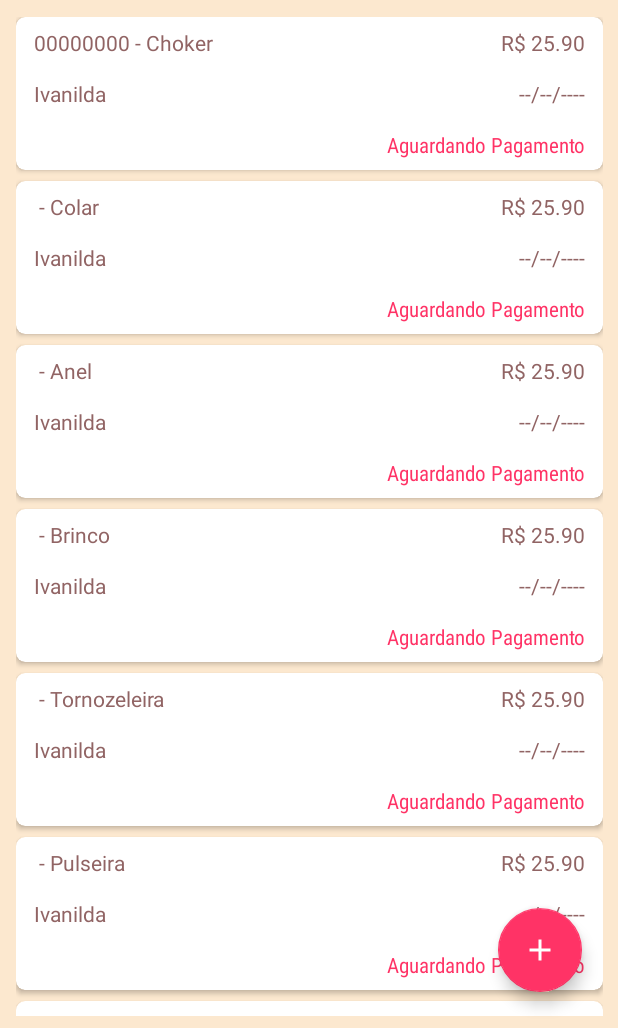
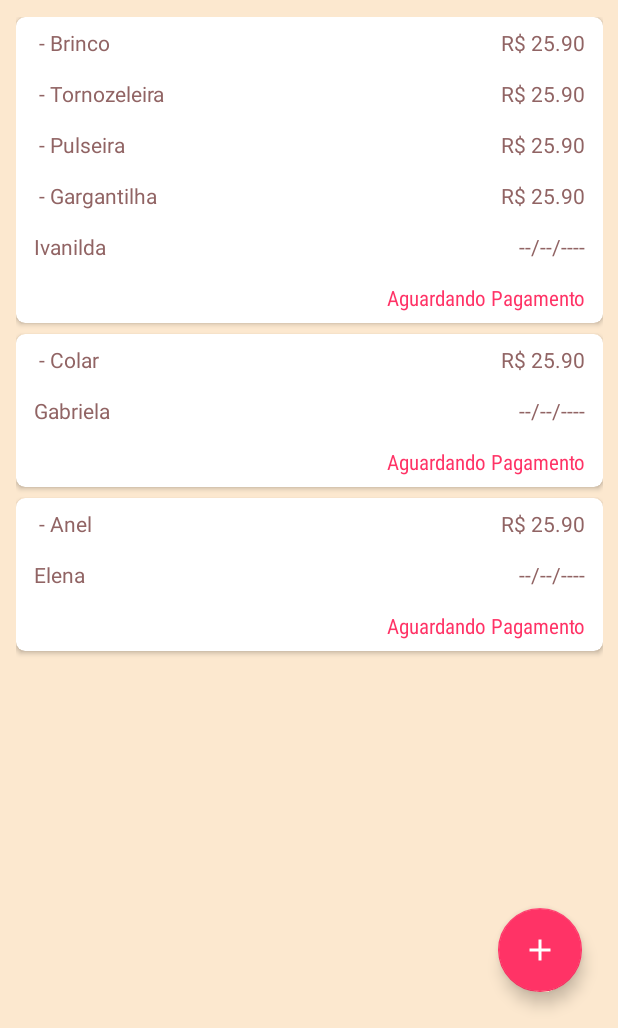
Before and after one commit to icavallari/controlevenda-kt, an Android app: the screen it shows after launch (MainActivity), on a phone screen of 412 x 824 dp, the part 208-1236 px from its top. Run offline under Robolectric (Android 15) with nearby library versions, the phone set to English and light mode, and no system bars; our stand-ins replace Firebase (no records; nobody signed in at launch, a user with empty details on screens opened directly); 1 statement that could not run was skipped.

Commit message:
criar tela de cadastro venda

```diff
--- a/app/src/main/AndroidManifest.xml
+++ b/app/src/main/AndroidManifest.xml
@@ -16,6 +16,9 @@
                 <category android:name="android.intent.category.LAUNCHER" />
             </intent-filter>
         </activity>
+
+        <activity android:name=".CadastroVendaActivity" />
+
     </application>
 
 </manifest>
--- a/app/src/main/java/com/controle/venda/MainActivity.kt
+++ b/app/src/main/java/com/controle/venda/MainActivity.kt
@@ -1,44 +1,30 @@
 package com.controle.venda
 
+import android.content.Intent
 import androidx.appcompat.app.AppCompatActivity
 import android.os.Bundle
-import android.view.LayoutInflater
-import android.view.ViewGroup
 import android.widget.Toast
-import androidx.appcompat.widget.AppCompatTextView
 import androidx.recyclerview.widget.LinearLayoutManager
-import androidx.recyclerview.widget.RecyclerView
 import com.google.firebase.auth.ktx.auth
-import com.google.firebase.database.IgnoreExtraProperties
 import com.google.firebase.database.ktx.database
 import com.google.firebase.ktx.Firebase
 import kotlinx.android.synthetic.main.activity_main.*
-import java.text.DecimalFormat
-import java.text.SimpleDateFormat
-import java.util.*
 
 class MainActivity : AppCompatActivity() {
 
-    var listaProdutos = arrayListOf(
+    var vendas = arrayListOf(
 
-        Produto(null, "Choker")
-        , Produto("Q15641", "Colar")
-        , Produto("Q15641", "Anel")
-        , Produto("Q15641", "Brinco")
-        , Produto("Q15641", "Tornozeleira")
-        , Produto("Q15641", "Pulseira")
-        , Produto("Q15641", "Gargantilha")
-        , Produto("Q15641", "Anel")
-        , Produto("Q15641", "Choker")
+        Venda(
+            "Ivanilda", arrayOf(
+                Produto("AF5641", "Brinco")
+                , Produto("2AGH641", "Tornozeleira")
+                , Produto("2AUAS41", "Pulseira")
+                , Produto("2KASS41", "Gargantilha")
+            )
+        )
 
-        , Produto("Q15641", "Colar")
-        , Produto("Q15641", "Anel")
-        , Produto("Q15641", "Brinco")
-        , Produto("Q15641", "Tornozeleira")
-        , Produto("Q15641", "Pulseira")
-        , Produto("Q15641", "Gargantilha")
-        , Produto("Q15641", "Anel")
-        , Produto("Q15641", "Choker")
+        , Venda("Gabriela", arrayOf(Produto("Q15641", "Colar")))
+        , Venda("Elena", arrayOf(Produto("Q15641", "Anel")))
 
     )
 
@@ -48,10 +34,13 @@ class MainActivity : AppCompatActivity() {
 
         var auth = Firebase.auth
 
-        auth.signInWithEmailAndPassword("drigocavallari@gmail.com", "15$4684A0nAB")
+        auth.signInWithEmailAndPassword(
+            getString(R.string.emaiLogin),
+            getString(R.string.senhaLogin)
+        )
             .addOnCompleteListener(this) {
                 Toast.makeText(this, "success", Toast.LENGTH_SHORT).show()
-                connectDb()
+                //connectDb()
 
                 initRecycler()
             }
@@ -59,13 +48,20 @@ class MainActivity : AppCompatActivity() {
                 Toast.makeText(this, it.message, Toast.LENGTH_SHORT).show()
             }
 
+        btn_add_venda_act.setOnClickListener {
+
+            val intent = Intent(this, CadastroVendaActivity::class.java)
+            startActivity(intent)
+
+        }
+
     }
 
     fun initRecycler() {
 
         recycler_view_act_main.apply {
             layoutManager = LinearLayoutManager(context)
-            adapter = ListAdapter(listaProdutos)
+            adapter = VendaAdapter(vendas)
         }
 
     }
@@ -75,90 +71,10 @@ class MainActivity : AppCompatActivity() {
         val database = Firebase.database
         database.setPersistenceEnabled(true)
 
-        val produtos = database.getReference("_produtos_")
-        produtos.setValue(listaProdutos)
+        val vendasRef = database.getReference("_vendas_")
+        vendasRef.setValue(vendas)
 
         //produtos.push()
     }
 
-    class ListAdapter(private val list: List<Produto>) :
-        RecyclerView.Adapter<ListAdapter.ProdutoViewHolder>() {
-
-        class ProdutoViewHolder(inflater: LayoutInflater, parent: ViewGroup) :
-            RecyclerView.ViewHolder(inflater.inflate(R.layout.produto_list_item, parent, false)) {
-
-            private var txtTipo: AppCompatTextView? = null
-            private var txtValorRevenda: AppCompatTextView? = null
-
-            private var txtComprador: AppCompatTextView? = null
-            private var txtDataPagmento: AppCompatTextView? = null
-
-            private var txtStatus: AppCompatTextView? = null
-
-            init {
-                txtTipo = itemView.findViewById(R.id.item_produto_tipo)
-                txtValorRevenda = itemView.findViewById(R.id.item_produto_valorrevenda)
-
-                txtComprador = itemView.findViewById(R.id.item_produto_comprador)
-                txtDataPagmento = itemView.findViewById(R.id.item_produto_datapagamento)
-
-                txtStatus = itemView.findViewById(R.id.item_produto_status)
-            }
-
-            fun bind(produto: Produto) {
-                txtTipo?.text = formatarString(produto.codigo) + " - " + produto.tipo
-                txtValorRevenda?.text = formatarMoeda(produto.valorRevenda)
-
-                txtStatus?.text = produto.status
-                txtComprador?.text = produto.comprador
-                txtDataPagmento?.text = formatarData(produto.dataPagamento)
-            }
-
-        }
-
-        override fun onCreateViewHolder(parent: ViewGroup, viewType: Int): ProdutoViewHolder {
-            val inflater = LayoutInflater.from(parent.context)
-            return ProdutoViewHolder(inflater, parent)
-        }
-
-        override fun onBindViewHolder(holder: ProdutoViewHolder, position: Int) {
-            val produto: Produto = list[position]
-            holder.bind(produto)
-        }
-
-        override fun getItemCount(): Int = list.size
-
-    }
-
-    @IgnoreExtraProperties
-    data class Produto(var codigo: String?, var tipo: String) {
-
-        var valorCompra: Double = 0.0
-        var valorRevenda: Double = 25.90
-
-        var comprador: String? = "Ivanilda"
-        var dataVenda: Date = Date()
-        var dataPagamento: Date? = null
-
-        var status: String = "Aguardando Pagamento"
-
-    }
-
-    companion object {
-        fun formatarMoeda(valor: Double): String {
-            return "R$ " + DecimalFormat("#,###.00").format(valor)
-        }
-
-        fun formatarData(valor: Date?): String {
-            if (valor == null) return "--/--/----"
-            return SimpleDateFormat("dd/MM/yyyy").format(valor)
-        }
-
-        fun formatarString(valor: String?): String {
-            if (valor == null) return "00000000"
-            return valor?.padStart(8, '0')
-        }
-
-    }
-
 }
--- /dev/null
+++ b/app/src/main/java/com/controle/venda/Venda.kt
@@ -0,0 +1,13 @@
+package com.controle.venda
+
+import com.google.firebase.database.IgnoreExtraProperties
+import java.util.*
+
+@IgnoreExtraProperties
+data class Venda(var comprador: String?, var produtos: Array<Produto>) {
+
+    var dataVenda: Date = Date()
+    var previsaoPagamento: Date? = null
+    var status: String = "Aguardando Pagamento"
+
+}
--- /dev/null
+++ b/app/src/main/java/com/controle/venda/VendaAdapter.kt
@@ -0,0 +1,21 @@
+package com.controle.venda
+
+import android.view.LayoutInflater
+import android.view.ViewGroup
+import androidx.recyclerview.widget.RecyclerView
+
+class VendaAdapter(val vendas: List<Venda>) : RecyclerView.Adapter<VendaViewHolder>() {
+
+    override fun onCreateViewHolder(parent: ViewGroup, viewType: Int): VendaViewHolder {
+        val inflater = LayoutInflater.from(parent.context)
+        return VendaViewHolder(inflater, parent)
+    }
+
+    override fun onBindViewHolder(holder: VendaViewHolder, position: Int) {
+        val venda: Venda = vendas[position]
+        holder.bind(venda)
+    }
+
+    override fun getItemCount(): Int = vendas.size
+
+}
--- /dev/null
+++ b/app/src/main/java/com/controle/venda/VendaViewHolder.kt
@@ -0,0 +1,67 @@
+package com.controle.venda
+
+import android.view.LayoutInflater
+import android.view.View
+import android.view.ViewGroup
+import android.widget.LinearLayout
+import androidx.appcompat.widget.AppCompatTextView
+import androidx.recyclerview.widget.RecyclerView
+import java.text.DecimalFormat
+import java.text.SimpleDateFormat
+import java.util.*
+
+class VendaViewHolder(var inflater: LayoutInflater, var parent: ViewGroup) :
+    RecyclerView.ViewHolder(inflater.inflate(R.layout.venda_list_item, parent, false)) {
+
+    private var txtPrevisaoPagamento: AppCompatTextView? = null
+    private var txtComprador: AppCompatTextView? = null
+    private var txtStatus: AppCompatTextView? = null
+
+    init {
+
+        txtPrevisaoPagamento = itemView.findViewById(R.id.item_venda_previsaopagamento)
+        txtComprador = itemView.findViewById(R.id.item_venda_comprador)
+        txtStatus = itemView.findViewById(R.id.item_venda_status)
+
+    }
+
+    fun bind(venda: Venda) {
+
+        var produtos: Array<Produto> = venda.produtos
+
+        var container = itemView.findViewById<LinearLayout>(R.id.item_venda_container_produtos)
+        for (produto in produtos) {
+
+            var valorRevenda: String = formatarMoeda(produto.valorRevenda)
+            var codigo: String = formatarString(produto.codigo) + " - " + produto.tipo
+
+            var vProduto: View = inflater.inflate(R.layout.produto_list_item, parent, false)
+            vProduto.findViewById<AppCompatTextView>(R.id.item_produto_valorrevenda).text =
+                valorRevenda
+            vProduto.findViewById<AppCompatTextView>(R.id.item_produto_tipo).text = codigo
+            container.addView(vProduto)
+
+        }
+
+        txtPrevisaoPagamento?.text = formatarData(venda.previsaoPagamento)
+        txtComprador?.text = venda.comprador
+        txtStatus?.text = venda.status
+
+    }
+
+    private fun formatarMoeda(valor: Double): String {
+        return "R$ " + DecimalFormat("#,###.00").format(valor)
+    }
+
+    private fun formatarData(valor: Date?): String {
+        if (valor == null) return "--/--/----"
+        return SimpleDateFormat("dd/MM/yyyy").format(valor)
+    }
+
+    private fun formatarString(valor: String?): String {
+        if (valor == null) return "00000000"
+        return valor?.padStart(8, '0')
+    }
+
+
+}
--- a/app/src/main/res/layout/produto_list_item.xml
+++ b/app/src/main/res/layout/produto_list_item.xml
@@ -1,26 +1,12 @@
 <?xml version="1.0" encoding="utf-8"?>
-<androidx.cardview.widget.CardView xmlns:android="http://schemas.android.com/apk/res/android"
-    xmlns:app="http://schemas.android.com/apk/res-auto"
-    android:layout_width="match_parent"
-    android:layout_height="wrap_content"
-    android:layout_marginBottom="7dp"
-    app:cardBackgroundColor="#FFF"
-    app:cardCornerRadius="6dp"
-    app:cardElevation="2dp">
-
-    <LinearLayout
-        android:layout_width="match_parent"
-        android:layout_height="wrap_content"
-        android:orientation="vertical">
-
-        <LinearLayout
+<LinearLayout xmlns:android="http://schemas.android.com/apk/res/android"
     android:layout_width="match_parent"
     android:layout_height="wrap_content"
     android:orientation="horizontal"
     android:paddingLeft="12dp"
+    android:paddingTop="7dp"
     android:paddingRight="12dp"
     android:paddingBottom="7dp"
-            android:paddingTop="7dp"
     android:weightSum="10">
 
     <androidx.appcompat.widget.AppCompatTextView
@@ -37,54 +23,5 @@
         android:layout_weight="5"
         android:gravity="right"
         android:textColor="@color/txtColor" />
-        </LinearLayout>
-
-        <LinearLayout
-            android:layout_width="match_parent"
-            android:layout_height="wrap_content"
-            android:orientation="horizontal"
-            android:paddingLeft="12dp"
-            android:paddingRight="12dp"
-            android:paddingBottom="7dp"
-            android:paddingTop="7dp"
-            android:weightSum="10">
-
-            <androidx.appcompat.widget.AppCompatTextView
-                android:id="@+id/item_produto_comprador"
-                android:layout_width="match_parent"
-                android:layout_height="wrap_content"
-                android:layout_weight="5"
-                android:textColor="@color/txtColor" />
-
-            <androidx.appcompat.widget.AppCompatTextView
-                android:id="@+id/item_produto_datapagamento"
-                android:layout_width="match_parent"
-                android:layout_height="wrap_content"
-                android:layout_weight="5"
-                android:gravity="right"
-                android:textColor="@color/txtColor" />
-        </LinearLayout>
-
-        <LinearLayout
-            android:layout_width="match_parent"
-            android:layout_height="wrap_content"
-            android:orientation="horizontal"
-            android:paddingLeft="12dp"
-            android:paddingRight="12dp"
-            android:paddingBottom="7dp"
-            android:paddingTop="7dp"
-            android:weightSum="10">
-
-            <androidx.appcompat.widget.AppCompatTextView
-                android:id="@+id/item_produto_status"
-                android:layout_width="match_parent"
-                android:layout_height="wrap_content"
-                android:layout_weight="5"
-                android:gravity="right"
-                android:fontFamily="sans-serif-condensed"
-                android:textColor="@color/colorAccent" />
-        </LinearLayout>
 
 </LinearLayout>
-
-</androidx.cardview.widget.CardView>
--- /dev/null
+++ b/app/src/main/res/layout/venda_list_item.xml
@@ -0,0 +1,70 @@
+<?xml version="1.0" encoding="utf-8"?>
+<androidx.cardview.widget.CardView xmlns:android="http://schemas.android.com/apk/res/android"
+    xmlns:app="http://schemas.android.com/apk/res-auto"
+    android:layout_width="match_parent"
+    android:layout_height="wrap_content"
+    android:layout_marginBottom="7dp"
+    app:cardBackgroundColor="#FFF"
+    app:cardCornerRadius="6dp"
+    app:cardElevation="2dp">
+
+    <LinearLayout
+        android:layout_width="match_parent"
+        android:layout_height="wrap_content"
+        android:orientation="vertical">
+
+        <LinearLayout
+            android:id="@+id/item_venda_container_produtos"
+            android:layout_width="match_parent"
+            android:layout_height="wrap_content"
+            android:orientation="vertical" />
+
+        <LinearLayout
+            android:layout_width="match_parent"
+            android:layout_height="wrap_content"
+            android:orientation="horizontal"
+            android:paddingLeft="12dp"
+            android:paddingTop="7dp"
+            android:paddingRight="12dp"
+            android:paddingBottom="7dp"
+            android:weightSum="10">
+
+            <androidx.appcompat.widget.AppCompatTextView
+                android:id="@+id/item_venda_comprador"
+                android:layout_width="match_parent"
+                android:layout_height="wrap_content"
+                android:layout_weight="5"
+                android:textColor="@color/txtColor" />
+
+            <androidx.appcompat.widget.AppCompatTextView
+                android:id="@+id/item_venda_previsaopagamento"
+                android:layout_width="match_parent"
+                android:layout_height="wrap_content"
+                android:layout_weight="5"
+                android:gravity="right"
+                android:textColor="@color/txtColor" />
+        </LinearLayout>
+
+        <LinearLayout
+            android:layout_width="match_parent"
+            android:layout_height="wrap_content"
+            android:orientation="horizontal"
+            android:paddingLeft="12dp"
+            android:paddingTop="7dp"
+            android:paddingRight="12dp"
+            android:paddingBottom="7dp"
+            android:weightSum="10">
+
+            <androidx.appcompat.widget.AppCompatTextView
+                android:id="@+id/item_venda_status"
+                android:layout_width="match_parent"
+                android:layout_height="wrap_content"
+                android:layout_weight="5"
+                android:fontFamily="sans-serif-condensed"
+                android:gravity="right"
+                android:textColor="@color/colorAccent" />
+        </LinearLayout>
+
+    </LinearLayout>
+
+</androidx.cardview.widget.CardView>
--- a/app/src/main/res/values/strings.xml
+++ b/app/src/main/res/values/strings.xml
@@ -11,4 +11,7 @@
         <item>Tornozeleira</item>
     </array>
 
+    <string name="emaiLogin">drigocavallari@gmail.com</string>
+    <string name="senhaLogin">15$4684A0nAB</string>
+
 </resources>
```
Also changed, not shown: app/src/main/java/com/controle/venda/CadastroVendaActivity.kt (added, +73 -0 lines), app/src/main/java/com/controle/venda/Produto.kt (added, +8 -0 lines), app/src/main/res/layout/activity_cadastro_venda.xml (added, +87 -0 lines). Lines whose indentation alone changed are shown as unchanged.
